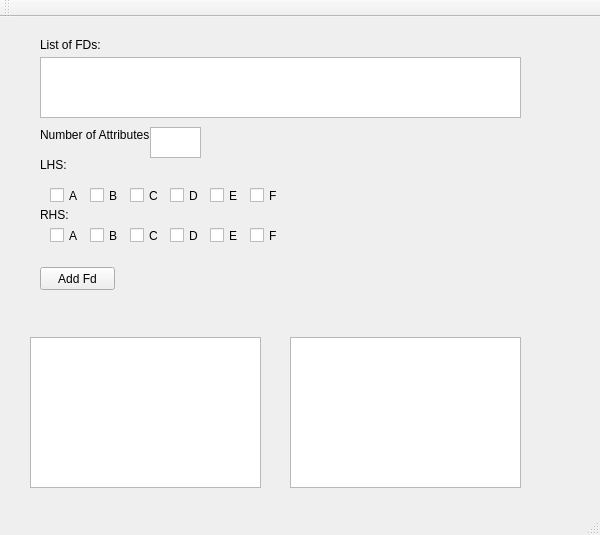
Before: the Qt Designer form CaseTool/casetool.ui in jellingwei/cs4221-Database-Case-Tool, drawn with Qt 5.
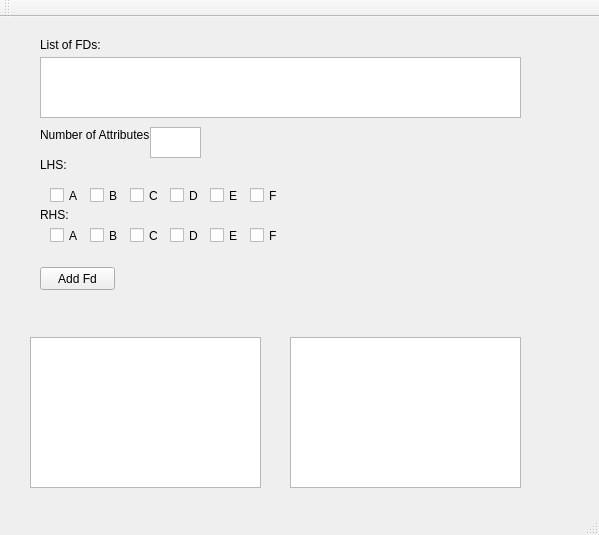
After: the same form once the commit is applied.

What changed in the file:
```diff
--- a/CaseTool/casetool.ui
+++ b/CaseTool/casetool.ui
@@ -6,7 +6,7 @@
    <rect>
     <x>0</x>
     <y>0</y>
-    <width>600</width>
+    <width>599</width>
     <height>535</height>
    </rect>
   </property>
```
Left out of the diff: 22 changed lines with no effect on the pictures.
